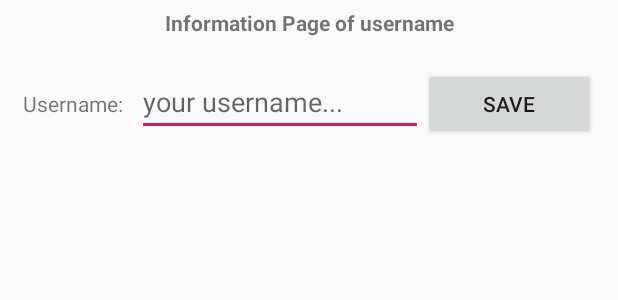
After one commit to hctrandinh/SELMI_TRAN_DINH_Project, an Android app: the layout activity_info.xml on its own in the app's theme, with its tools: preview values and no code run, on a phone screen of 412 x 824 dp. The commit adds this screen. Shown: the top 300 px of the screen. Run offline under Robolectric (Android 15) with nearby library versions, the phone set to English and light mode, and no system bars.

Commit message:
Shared Preferences username

```diff
--- a/app/src/main/AndroidManifest.xml
+++ b/app/src/main/AndroidManifest.xml
@@ -12,6 +12,7 @@
         android:roundIcon="@mipmap/ic_launcher_round"
         android:supportsRtl="true"
         android:theme="@style/AppTheme">
+        <activity android:name=".InfoActivity"></activity>
         <activity android:name=".MainActivity">
             <intent-filter>
                 <action android:name="android.intent.action.MAIN" />
--- a/app/src/main/java/fr/esilv/selmi_tran_dinh_project/HomeFragment.java
+++ b/app/src/main/java/fr/esilv/selmi_tran_dinh_project/HomeFragment.java
@@ -1,5 +1,6 @@
 package fr.esilv.selmi_tran_dinh_project;
 
+import android.content.SharedPreferences;
 import android.os.Bundle;
 import android.view.LayoutInflater;
 import android.view.View;
@@ -26,5 +27,4 @@ public class HomeFragment extends Fragment {
         super.onResume();
         ((AppCompatActivity)getActivity()).getSupportActionBar().setTitle("Home");
     }
-
 }
--- a/app/src/main/java/fr/esilv/selmi_tran_dinh_project/MainActivity.java
+++ b/app/src/main/java/fr/esilv/selmi_tran_dinh_project/MainActivity.java
@@ -10,6 +10,7 @@ import androidx.recyclerview.widget.LinearLayoutManager;
 import androidx.recyclerview.widget.RecyclerView;
 
 import android.content.Context;
+import android.content.Intent;
 import android.os.Bundle;
 import android.util.Log;
 import android.view.MenuItem;
@@ -69,7 +70,10 @@ public class MainActivity extends AppCompatActivity{
                 switch(id)
                 {
                     case R.id.account:
-                        Toast.makeText(MainActivity.this, "My Account",Toast.LENGTH_SHORT).show();break;
+                        Toast.makeText(MainActivity.this, "My Account",Toast.LENGTH_SHORT).show();
+                        Intent nextActivity = new Intent(MainActivity.this, InfoActivity.class);
+                        startActivity(nextActivity);
+                        break;
                     case R.id.settings:
                         Toast.makeText(MainActivity.this, "Settings",Toast.LENGTH_SHORT).show();break;
                     case R.id.mycart:
--- /dev/null
+++ b/app/src/main/res/layout/activity_info.xml
@@ -0,0 +1,45 @@
+<?xml version="1.0" encoding="utf-8"?>
+<LinearLayout
+    xmlns:android="http://schemas.android.com/apk/res/android"
+    android:orientation="vertical"
+    android:layout_width="match_parent"
+    android:layout_height="match_parent">
+
+    <TextView
+        android:id="@+id/txt_info"
+        android:layout_width="match_parent"
+        android:layout_height="30dp"
+        android:text="Information Page of username"
+        android:gravity="center"
+        android:textStyle="bold"
+        ></TextView>
+
+    <LinearLayout
+        android:layout_width="match_parent"
+        android:layout_height="match_parent"
+        android:orientation="horizontal"
+        android:padding="15dp">
+
+        <TextView
+            android:layout_width="0dp"
+            android:layout_height="wrap_content"
+            android:text="Username: "
+            android:layout_weight=".20"></TextView>
+
+        <EditText
+            android:id="@+id/input_info"
+            android:hint="your username..."
+            android:layout_width="0dp"
+            android:layout_height="wrap_content"
+            android:layout_weight=".50" />
+
+        <Button
+            android:id="@+id/btn_info"
+            android:text="Save"
+            android:layout_width="0dp"
+            android:layout_height="wrap_content"
+            android:layout_weight=".30" />
+
+    </LinearLayout>
+
+</LinearLayout>
--- a/app/src/main/res/layout/home.xml
+++ b/app/src/main/res/layout/home.xml
@@ -7,7 +7,7 @@
         android:id="@+id/homeimage"
         android:layout_width="match_parent"
         android:layout_height="match_parent"
-        android:src="@drawable/home"
+        android:src="@drawable/home6"
         android:scaleType="centerCrop"
         android:layout_marginBottom="50dp">
     </ImageView>
--- /dev/null
+++ b/app/src/main/res/layout/recyclerview_column.xml
@@ -0,0 +1,6 @@
+<?xml version="1.0" encoding="utf-8"?>
+<LinearLayout xmlns:android="http://schemas.android.com/apk/res/android"
+    android:orientation="vertical" android:layout_width="match_parent"
+    android:layout_height="match_parent">
+
+</LinearLayout>
```
Also changed, not shown: app/src/main/java/fr/esilv/selmi_tran_dinh_project/InfoActivity.java (added, +61 -0 lines), app/src/main/res/drawable/home1.jpg (renamed from app/src/main/res/drawable/home.jpg), app/src/main/res/drawable/home2.jpg (added), app/src/main/res/drawable/home3.jpg (added), app/src/main/res/drawable/home4.jpg (added), app/src/main/res/drawable/home5.png (added), app/src/main/res/drawable/home6.jpg (added).
